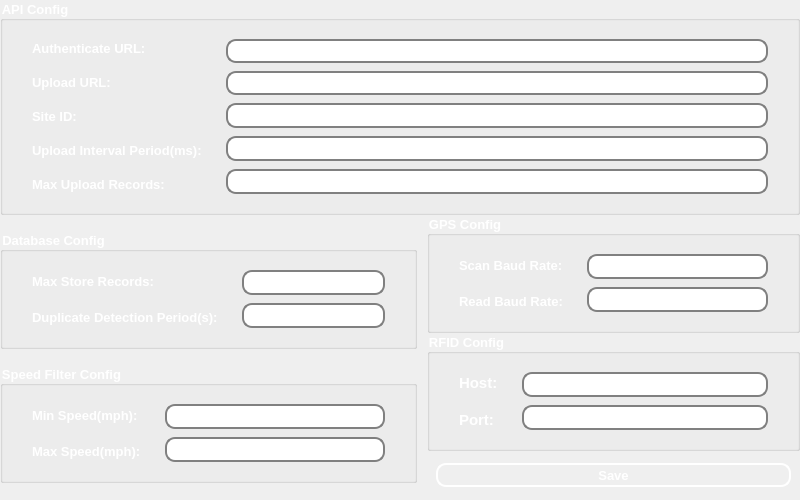
Above: ui/screens/settings.ui from samissa730/NexusRFIDReader_Git before the change. Below: the same form after it.
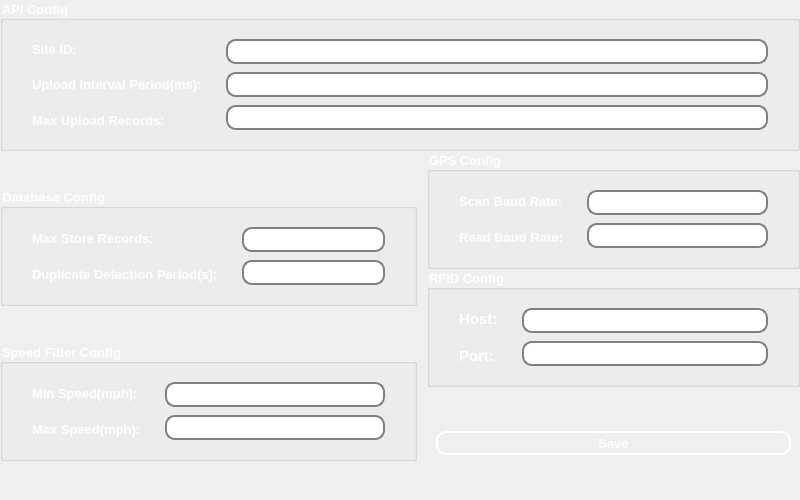
That is the form after the change.

Commit message: Refactor SettingsScreen UI by removing read-only fields for auth0_url and record_url, simplifying API configuration section. Update associated labels and layout for improved clarity.

What changed in the file:
```diff
--- a/ui/screens/settings.ui
+++ b/ui/screens/settings.ui
@@ -102,42 +102,6 @@
               <property name="spacing">
                <number>15</number>
               </property>
-              <item>
-               <widget class="QLabel" name="label_1">
-                <property name="font">
-                 <font>
-                  <pointsize>10</pointsize>
-                  <bold>true</bold>
-                 </font>
-                </property>
-                <property name="styleSheet">
-                 <string notr="true">QLabel {  
-    color: white;  /* Change 'blue' to your preferred color */  
-}  </string>
-                </property>
-                <property name="text">
-                 <string>Authenticate URL:</string>
-                </property>
-               </widget>
-              </item>
-              <item>
-               <widget class="QLabel" name="label_2">
-                <property name="font">
-                 <font>
-                  <pointsize>10</pointsize>
-                  <bold>true</bold>
-                 </font>
-                </property>
-                <property name="styleSheet">
-                 <string notr="true">QLabel {  
-    color: white;  /* Change 'blue' to your preferred color */  
-}  </string>
-                </property>
-                <property name="text">
-                 <string>Upload URL:</string>
-                </property>
-               </widget>
-              </item>
               <item>
                <widget class="QLabel" name="label_3">
                 <property name="font">
@@ -216,32 +180,6 @@
               <property name="spacing">
                <number>8</number>
               </property>
-              <item>
-               <widget class="QLineEdit" name="edit_auth0_url">
-                <property name="font">
-                 <font>
-                  <pointsize>7</pointsize>
-                  <bold>false</bold>
-                 </font>
-                </property>
-                <property name="text">
-                 <string/>
-                </property>
-               </widget>
-              </item>
-              <item>
-               <widget class="QLineEdit" name="edit_record_url">
-                <property name="font">
-                 <font>
-                  <pointsize>7</pointsize>
-                  <bold>false</bold>
-                 </font>
-                </property>
-                <property name="text">
-                 <string/>
-                </property>
-               </widget>
-              </item>
               <item>
                <widget class="QLineEdit" name="edit_site_id">
                 <property name="font">
```
The commit also changes 2 other files.
